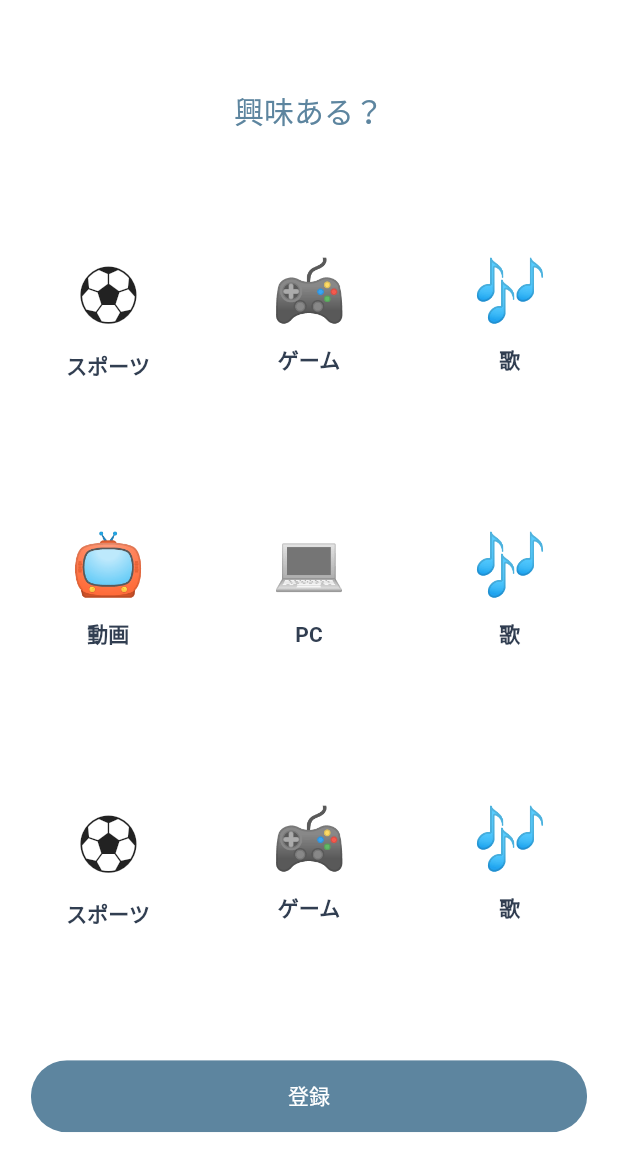
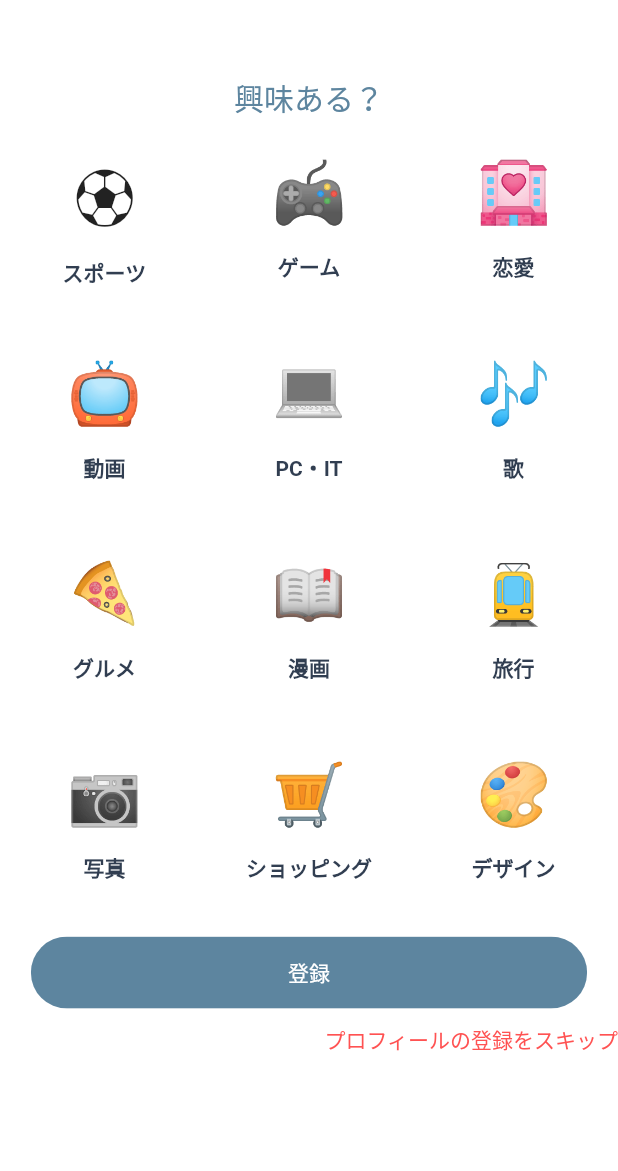
Before and after one commit to shige0409/flutter_app, a Flutter app: the FourthPage screen opened directly, on a phone screen of 412 x 824 dp. Shown: the top 1171 px of the screen. Run offline on Flutter 3.47's test engine with Material 2 defaults, Android fonts, the phone set to English and light mode, and no system bars; our stand-ins replace cloud_firestore, firebase_auth, firebase_core, firebase_storage, font_awesome_flutter, image_picker and 3 more; missing offline and left inert: agora_rtc_engine; accounts and stored records are empty.

Commit message:
アドレスで登録しなくても使えるようにした

```diff
--- a/lib/domain/my_data.dart
+++ b/lib/domain/my_data.dart
@@ -57,7 +57,7 @@ class MyData {
       'gender': 'gender',
       'name': 'name',
       'city': 'city',
-      'age': '',
+      'age': 'age',
       'profile': 'profile',
       'image_url': kFirstImageUrl,
       'u_id': userId,
--- a/lib/init_root_page.dart
+++ b/lib/init_root_page.dart
@@ -1,6 +1,6 @@
 import 'package:flutter/material.dart';
-import 'package:flutter_app/domain/my_data.dart';
 import 'package:flutter_app/presentation/home/home_page.dart';
+import 'package:flutter_app/presentation/one_time_page/fourth/fourth_page.dart';
 import 'package:flutter_app/presentation/one_time_page/introduce/introduce_page.dart';
 import 'package:modal_progress_hud/modal_progress_hud.dart';
 import 'package:shared_preferences/shared_preferences.dart';
@@ -11,12 +11,15 @@ class InitRootPage extends StatelessWidget {
     return FutureBuilder(
       future: initialize(),
       builder: (context, snapshot) {
+        // アカウントを作成したことがないとき
         if (snapshot.hasError) {
           return IntroducePage();
         }
+        // すでにアカウント作成済みの場合
         if (snapshot.connectionState == ConnectionState.done) {
           return HomePage();
         }
+        // ローディング画面
         return ModalProgressHUD(
           inAsyncCall: true,
           child: Container(
--- a/lib/main.dart
+++ b/lib/main.dart
@@ -2,6 +2,7 @@ import 'package:firebase_core/firebase_core.dart';
 import 'package:flutter/material.dart';
 import 'package:flutter_app/init_root_page.dart';
 import 'package:flutter_app/presentation/home/home_page.dart';
+import 'package:flutter_app/presentation/one_time_page/fourth/fourth_page.dart';
 import 'package:flutter_app/presentation/one_time_page/second/second_page.dart';
 import 'package:flutter_app/presentation/one_time_page/signin/signin_page.dart';
 import 'package:flutter_app/presentation/one_time_page/signup/signup_page.dart';
@@ -40,6 +41,7 @@ class MyApp extends StatelessWidget {
         '/home': (BuildContext context) => HomePage(),
         '/init': (BuildContext context) => InitRootPage(),
         '/second': (BuildContext context) => SecondPage(),
+        '/fourth': (BuildContext context) => FourthPage(),
         '/signin': (BuildContext context) => SigninPage(),
         '/signup': (BuildContext context) => SignupPage(),
       },
--- a/lib/presentation/calls/call_list/call_list_model.dart
+++ b/lib/presentation/calls/call_list/call_list_model.dart
@@ -1,5 +1,4 @@
 import 'package:cloud_firestore/cloud_firestore.dart';
-import 'package:firebase_auth/firebase_auth.dart';
 import 'package:flutter/material.dart';
 import 'package:flutter_app/domain/call_data.dart';
 import 'package:flutter_app/domain/my_data.dart';
--- a/lib/presentation/common/cart_util.dart
+++ b/lib/presentation/common/cart_util.dart
@@ -3,8 +3,8 @@ import 'package:flutter/cupertino.dart';
 import '../../constants.dart';
 
 class CardUtil extends StatelessWidget {
-  Widget child;
-  CardUtil({@required this.child});
+  final Widget child;
+  const CardUtil({@required this.child});
   @override
   Widget build(BuildContext context) {
     return Expanded(
--- a/lib/presentation/common/textfield_util.dart
+++ b/lib/presentation/common/textfield_util.dart
@@ -1,8 +1,8 @@
 import 'package:flutter/material.dart';
 
 class TextFieldUtil extends StatelessWidget {
-  TextFieldUtil({@required this.child});
-  Widget child;
+  const TextFieldUtil({@required this.child});
+  final Widget child;
 
   @override
   Widget build(BuildContext context) {
--- a/lib/presentation/home/manager_model.dart
+++ b/lib/presentation/home/manager_model.dart
@@ -1,5 +1,4 @@
 import 'package:cloud_firestore/cloud_firestore.dart';
-import 'package:firebase_auth/firebase_auth.dart';
 import 'package:flutter/material.dart';
 import 'package:flutter_app/domain/my_data.dart';
 import 'package:flutter_app/domain/user_data.dart';
--- a/lib/presentation/one_time_page/fourth/fourth_page.dart
+++ b/lib/presentation/one_time_page/fourth/fourth_page.dart
@@ -2,21 +2,26 @@ import 'package:flutter/cupertino.dart';
 import 'package:flutter/material.dart';
 import 'package:flutter_app/constants.dart';
 import 'package:flutter_app/presentation/common/button_util.dart';
+import 'package:flutter_app/presentation/one_time_page/fourth/fourth_model.dart';
 import 'package:flutter_app/presentation/one_time_page/second/second_model.dart';
+import 'package:modal_progress_hud/modal_progress_hud.dart';
 import 'package:provider/provider.dart';
 
 class FourthPage extends StatelessWidget {
   @override
   Widget build(BuildContext context) {
-    final Size size = MediaQuery.of(context).size;
     return Scaffold(
       resizeToAvoidBottomPadding: false,
-      body: ChangeNotifierProvider<SecondModel>(
-        create: (_) => SecondModel(),
-        child: Consumer<SecondModel>(builder: (context, model, child) {
-          return Column(
+      body: ChangeNotifierProvider<FourthModel>(
+        create: (_) => FourthModel(),
+        child: Consumer<FourthModel>(builder: (context, model, child) {
+          return ModalProgressHUD(
+            inAsyncCall: model.showSnipper,
+            child: SingleChildScrollView(
+              child: Column(
                 mainAxisAlignment: MainAxisAlignment.spaceEvenly,
                 children: [
+                  SizedBox(height: 50),
                   const Text(
                     "興味ある？",
                     style: TextStyle(color: kPrimaryColor, fontSize: 20),
@@ -24,35 +29,107 @@ class FourthPage extends StatelessWidget {
                   Row(
                     mainAxisAlignment: MainAxisAlignment.spaceEvenly,
                     children: [
-                    HobbyCard(size: size, emoji: "⚽", text: "スポーツ"),
-                    HobbyCard(size: size, emoji: "🎮", text: "ゲーム"),
-                    HobbyCard(size: size, emoji: "🎶", text: "歌"),
+                      HobbyCard(
+                          emoji: "⚽",
+                          text: "スポーツ",
+                          isCheck: model.checkList[0],
+                          onTap: () => model.updateCheck(0)),
+                      HobbyCard(
+                          emoji: "🎮",
+                          text: "ゲーム",
+                          isCheck: model.checkList[1],
+                          onTap: () => model.updateCheck(1)),
+                      HobbyCard(
+                          emoji: "🏩",
+                          text: "恋愛",
+                          isCheck: model.checkList[2],
+                          onTap: () => model.updateCheck(2)),
                     ],
                   ),
                   Row(
                     mainAxisAlignment: MainAxisAlignment.spaceEvenly,
                     children: [
-                    HobbyCard(size: size, emoji: "📺", text: "動画"),
-                    HobbyCard(size: size, emoji: "💻", text: "PC"),
-                    HobbyCard(size: size, emoji: "🎶", text: "歌"),
+                      HobbyCard(
+                          emoji: "📺",
+                          text: "動画",
+                          isCheck: model.checkList[3],
+                          onTap: () => model.updateCheck(3)),
+                      HobbyCard(
+                          emoji: "💻",
+                          text: "PC・IT",
+                          isCheck: model.checkList[4],
+                          onTap: () => model.updateCheck(4)),
+                      HobbyCard(
+                          emoji: "🎶",
+                          text: "歌",
+                          isCheck: model.checkList[5],
+                          onTap: () => model.updateCheck(5)),
                     ],
                   ),
                   Row(
                     mainAxisAlignment: MainAxisAlignment.spaceEvenly,
                     children: [
-                    HobbyCard(size: size, emoji: "⚽", text: "スポーツ"),
-                    HobbyCard(size: size, emoji: "🎮", text: "ゲーム"),
-                    HobbyCard(size: size, emoji: "🎶", text: "歌"),
+                      HobbyCard(
+                          emoji: "🍕",
+                          text: "グルメ",
+                          isCheck: model.checkList[6],
+                          onTap: () => model.updateCheck(6)),
+                      HobbyCard(
+                          emoji: "📖",
+                          text: "漫画",
+                          isCheck: model.checkList[7],
+                          onTap: () => model.updateCheck(7)),
+                      HobbyCard(
+                          emoji: "🚊",
+                          text: "旅行",
+                          isCheck: model.checkList[8],
+                          onTap: () => model.updateCheck(8)),
+                    ],
+                  ),
+                  Row(
+                    mainAxisAlignment: MainAxisAlignment.spaceEvenly,
+                    children: [
+                      HobbyCard(
+                          emoji: "📷",
+                          text: "写真",
+                          isCheck: model.checkList[9],
+                          onTap: () => model.updateCheck(9)),
+                      HobbyCard(
+                          emoji: "🛒",
+                          text: "ショッピング",
+                          isCheck: model.checkList[10],
+                          onTap: () => model.updateCheck(10)),
+                      HobbyCard(
+                          emoji: "🎨",
+                          text: "デザイン",
+                          isCheck: model.checkList[11],
+                          onTap: () => model.updateCheck(11)),
                     ],
                   ),
                   ButtonUtil(
                       label: '登録',
-                    onPressed: () {
-                      print(model.gender);
-                      print(model.name);
-                      print(model.age);
-                    })
-              ]);
+                      onPressed: () async {
+                        await model.createHobby();
+                        await Navigator.pushReplacementNamed(context, '/home');
+                      }),
+                  Row(
+                    mainAxisAlignment: MainAxisAlignment.end,
+                    children: [
+                      GestureDetector(
+                        onTap: () {
+                          Navigator.pushReplacementNamed(context, '/home');
+                        },
+                        child: Text(
+                          "プロフィールの登録をスキップ",
+                          style: TextStyle(color: Colors.redAccent),
+                        ),
+                      )
+                    ],
+                  ),
+                ],
+              ),
+            ),
+          );
         }),
       ),
     );
@@ -62,23 +139,29 @@ class FourthPage extends StatelessWidget {
 class HobbyCard extends StatelessWidget {
   const HobbyCard({
     Key key,
-    @required this.size,
     @required this.emoji,
     @required this.text,
+    @required this.isCheck,
+    @required this.onTap,
   }) : super(key: key);
 
-  final Size size;
   final String emoji;
   final String text;
+  final bool isCheck;
+  final Function onTap;
 
   @override
   Widget build(BuildContext context) {
-    return Container(
+    final Size size = MediaQuery.of(context).size;
+    return GestureDetector(
+      onTap: onTap,
+      child: Container(
         width: size.width * 0.3,
         height: size.width * 0.3,
-      padding: EdgeInsets.all(10),
+        padding: EdgeInsets.all(5),
+        margin: EdgeInsets.all(5),
         decoration: BoxDecoration(
-        color: Colors.white,
+          color: isCheck ? kGrayColor : Colors.white,
           borderRadius: BorderRadius.circular(10),
         ),
         child: Column(
@@ -91,6 +174,7 @@ class HobbyCard extends StatelessWidget {
             ),
           ],
         ),
+      ),
     );
   }
 }
--- a/lib/presentation/one_time_page/signup/signup_model.dart
+++ b/lib/presentation/one_time_page/signup/signup_model.dart
@@ -1,10 +1,6 @@
-import 'package:cloud_firestore/cloud_firestore.dart';
 import 'package:firebase_auth/firebase_auth.dart';
 import 'package:flutter/material.dart';
-import 'package:flutter/services.dart';
-import 'package:flutter_app/constants.dart';
 import 'package:flutter_app/domain/my_data.dart';
-import 'package:shared_preferences/shared_preferences.dart';
 
 class SignupModel extends ChangeNotifier {
   String email;
--- a/lib/presentation/one_time_page/third/third_model.dart
+++ b/lib/presentation/one_time_page/third/third_model.dart
@@ -1,8 +1,8 @@
 import 'dart:io';
 
-import 'package:firebase_auth/firebase_auth.dart';
 import 'package:firebase_storage/firebase_storage.dart';
 import 'package:flutter/material.dart';
+import 'package:flutter_app/constants.dart';
 import 'package:flutter_app/domain/my_data.dart';
 import 'package:image_picker/image_picker.dart';
 import 'package:shared_preferences/shared_preferences.dart';
@@ -12,7 +12,7 @@ class ThirdModel extends ChangeNotifier {
   File imageFile;
   String profile;
   bool showSnipper = false;
-  String downloadUrl = "";
+  String downloadUrl = kFirstImageUrl;
 
   updateProfile(text) {
     this.profile = text;
--- a/lib/presentation/posts/add_post/add_post_model.dart
+++ b/lib/presentation/posts/add_post/add_post_model.dart
@@ -1,5 +1,4 @@
 import 'package:cloud_firestore/cloud_firestore.dart';
-import 'package:firebase_auth/firebase_auth.dart';
 import 'package:flutter/material.dart';
 import 'package:flutter_app/domain/my_data.dart';
 
--- a/lib/presentation/users/my_page/my_page.dart
+++ b/lib/presentation/users/my_page/my_page.dart
@@ -1,7 +1,5 @@
 import 'package:flutter/material.dart';
 import 'package:flutter_app/presentation/common/button_util.dart';
-import 'package:flutter_app/presentation/common/textfield_util.dart';
-import 'package:modal_progress_hud/modal_progress_hud.dart';
 import 'package:provider/provider.dart';
 
 import 'my_page_model.dart';
--- a/lib/presentation/users/user_list/user_list_page.dart
+++ b/lib/presentation/users/user_list/user_list_page.dart
@@ -1,4 +1,3 @@
-import 'package:firebase_auth/firebase_auth.dart';
 import 'package:flutter/material.dart';
 import 'package:flutter_app/constants.dart';
 import 'package:flutter_app/presentation/users/user_show/user_show_page.dart';
--- a/lib/presentation/users/user_show/user_show_page.dart
+++ b/lib/presentation/users/user_show/user_show_page.dart
@@ -1,13 +1,11 @@
-import 'package:firebase_auth/firebase_auth.dart';
 import 'package:flutter/material.dart';
 import 'package:flutter_app/domain/my_data.dart';
 import 'package:flutter_app/domain/user_data.dart';
 import 'package:flutter_app/presentation/calls/call_now/call_now_page.dart';
-import 'package:flutter_app/presentation/common/textfield_util.dart';
 
 class UserShowPage extends StatelessWidget {
-  UserData user;
-  UserShowPage({this.user});
+  final UserData user;
+  const UserShowPage({this.user});
   @override
   Widget build(BuildContext context) {
     final size = MediaQuery.of(context).size;
```
Also changed, not shown: lib/presentation/one_time_page/fourth/fourth_model.dart (+16 -16 lines), lib/presentation/one_time_page/introduce/introduce_model.dart (+4 -4 lines), lib/presentation/one_time_page/introduce/introduce_page.dart (+17 -3 lines), lib/presentation/one_time_page/second/second_page.dart (+23 -6 lines), lib/presentation/one_time_page/third/third_page.dart (+12 -11 lines). Lines whose indentation alone changed are shown as unchanged.
